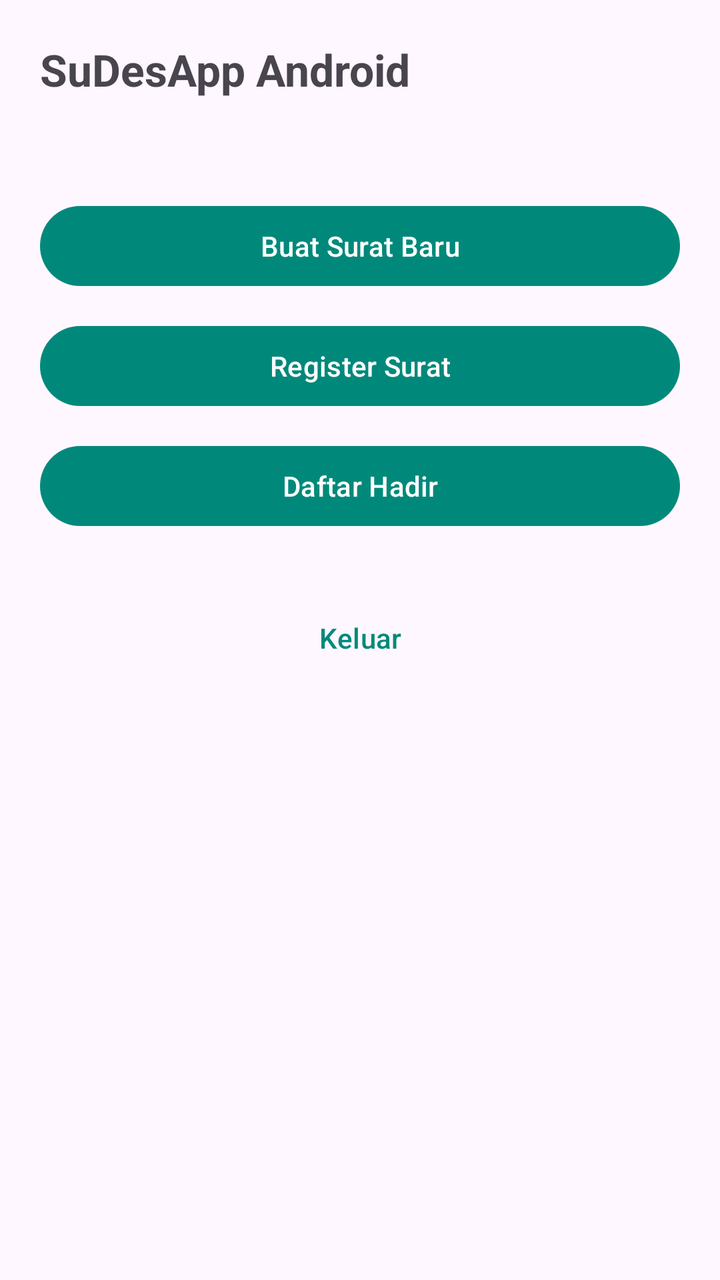
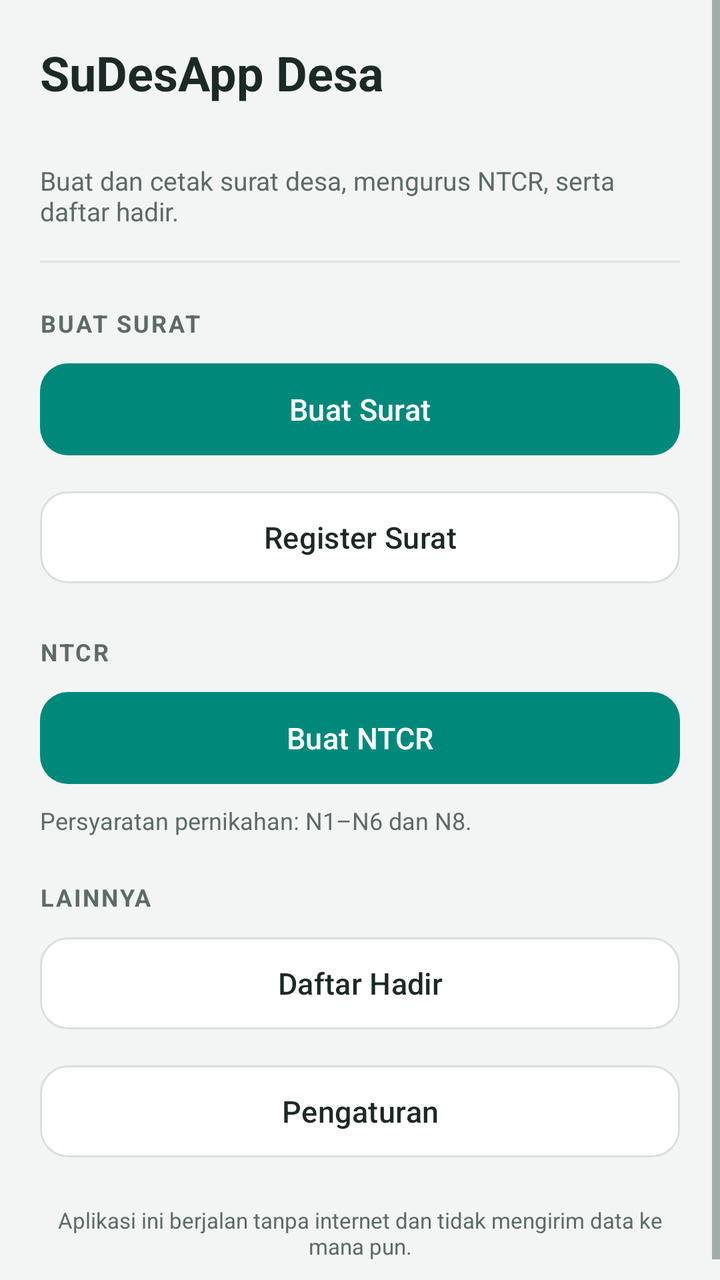

Screens rendered from an Android XML layout before and after an edit, with the pre-edit source and the edit as a unified diff.
<!-- AndroidManifest.xml: application theme Theme.SuDesAndroid -->
<!-- res/layout/activity_main.xml -->
<?xml version="1.0" encoding="utf-8"?>
<LinearLayout xmlns:android="http://schemas.android.com/apk/res/android"
    android:layout_width="match_parent"
    android:layout_height="match_parent"
    android:orientation="vertical"
    android:padding="20dp">

    <TextView
        android:layout_width="wrap_content"
        android:layout_height="wrap_content"
        android:text="@string/app_name"
        android:textSize="22sp"
        android:textStyle="bold" />

    <TextView
        android:id="@+id/status_text"
        android:layout_width="wrap_content"
        android:layout_height="wrap_content"
        android:layout_marginTop="4dp"
        android:textSize="13sp" />

    <Button
        android:id="@+id/btn_buat_surat"
        android:layout_width="match_parent"
        android:layout_height="wrap_content"
        android:layout_marginTop="28dp"
        android:text="@string/menu_buat_surat" />

    <Button
        android:id="@+id/btn_register_surat"
        android:layout_width="match_parent"
        android:layout_height="wrap_content"
        android:layout_marginTop="12dp"
        android:text="@string/menu_register_surat" />

    <Button
        android:id="@+id/btn_daftar_hadir"
        android:layout_width="match_parent"
        android:layout_height="wrap_content"
        android:layout_marginTop="12dp"
        android:text="@string/menu_daftar_hadir" />

    <Button
        android:id="@+id/btn_keluar"
        android:layout_width="match_parent"
        android:layout_height="wrap_content"
        android:layout_marginTop="28dp"
        style="?attr/borderlessButtonStyle"
        android:text="@string/keluar" />

</LinearLayout>
<!-- resources referenced by this layout -->
<resources>
  <string name="app_name">SuDesApp Android</string>
  <string name="keluar">Keluar</string>
  <string name="menu_buat_surat">Buat Surat Baru</string>
  <string name="menu_daftar_hadir">Daftar Hadir</string>
  <string name="menu_register_surat">Register Surat</string>
  <style name="Theme.SuDesAndroid" parent="Theme.Material3.DayNight.NoActionBar">
          <item name="colorPrimary">#00897B</item>
          <item name="colorOnPrimary">#FFFFFF</item>
      </style>
</resources>

<!-- the commit's change to res/layout/activity_main.xml (unified diff, before → after) -->
@@ -1,51 +1,105 @@
 <?xml version="1.0" encoding="utf-8"?>
-<LinearLayout xmlns:android="http://schemas.android.com/apk/res/android"
+<ScrollView xmlns:android="http://schemas.android.com/apk/res/android"
     android:layout_width="match_parent"
     android:layout_height="match_parent"
-    android:orientation="vertical"
-    android:padding="20dp">
+    android:background="@color/page"
+    android:fillViewport="true">
 
-    <TextView
-        android:layout_width="wrap_content"
-        android:layout_height="wrap_content"
-        android:text="@string/app_name"
-        android:textSize="22sp"
-        android:textStyle="bold" />
-
-    <TextView
-        android:id="@+id/status_text"
-        android:layout_width="wrap_content"
-        android:layout_height="wrap_content"
-        android:layout_marginTop="4dp"
-        android:textSize="13sp" />
-
-    <Button
-        android:id="@+id/btn_buat_surat"
+    <LinearLayout
         android:layout_width="match_parent"
         android:layout_height="wrap_content"
-        android:layout_marginTop="28dp"
-        android:text="@string/menu_buat_surat" />
+        android:orientation="vertical"
+        android:padding="20dp">
 
-    <Button
-        android:id="@+id/btn_register_surat"
-        android:layout_width="match_parent"
-        android:layout_height="wrap_content"
-        android:layout_marginTop="12dp"
-        android:text="@string/menu_register_surat" />
+        
+        <TextView
+            android:layout_width="match_parent"
+            android:layout_height="wrap_content"
+            android:text="@string/app_name"
+            android:textColor="@color/teks"
+            android:textSize="24sp"
+            android:textStyle="bold" />
 
-    <Button
-        android:id="@+id/btn_daftar_hadir"
-        android:layout_width="match_parent"
-        android:layout_height="wrap_content"
-        android:layout_marginTop="12dp"
-        android:text="@string/menu_daftar_hadir" />
+        <TextView
+            android:id="@+id/nama_desa"
+            android:layout_width="match_parent"
+            android:layout_height="wrap_content"
+            android:layout_marginTop="2dp"
+            android:textColor="@color/teks_redup"
+            android:textSize="14sp" />
 
-    <Button
-        android:id="@+id/btn_keluar"
-        android:layout_width="match_parent"
-        android:layout_height="wrap_content"
-        android:layout_marginTop="28dp"
-        style="?attr/borderlessButtonStyle"
-        android:text="@string/keluar" />
+        <TextView
+            android:layout_width="match_parent"
+            android:layout_height="wrap_content"
+            android:layout_marginTop="8dp"
+            android:text="@string/kerangka_menu"
+            android:textColor="@color/teks_redup"
+            android:textSize="13sp" />
 
-</LinearLayout>
+        <View
+            android:layout_width="match_parent"
+            android:layout_height="1dp"
+            android:layout_marginTop="16dp"
+            android:background="@color/garis" />
+
+        
+        <TextView
+            style="@style/MenuJudulGrup"
+            android:text="@string/grup_buat_surat" />
+
+        <Button
+            android:id="@+id/btn_buat_surat"
+            style="@style/MenuTombolUtama"
+            android:text="@string/menu_buat_surat" />
+
+        <Button
+            android:id="@+id/btn_register_surat"
+            style="@style/MenuTombol"
+            android:layout_marginTop="10dp"
+            android:text="@string/menu_register_surat" />
+
+        
+        <TextView
+            style="@style/MenuJudulGrup"
+            android:text="@string/grup_ntcr" />
+
+        <Button
+            android:id="@+id/btn_buat_ntcr"
+            style="@style/MenuTombolUtama"
+            android:text="@string/menu_buat_ntcr" />
+
+        <TextView
+            android:layout_width="match_parent"
+            android:layout_height="wrap_content"
+            android:layout_marginTop="6dp"
+            android:text="@string/keterangan_ntcr"
+            android:textColor="@color/teks_redup"
+            android:textSize="12sp" />
+
+        
+        <TextView
+            style="@style/MenuJudulGrup"
+            android:text="@string/grup_lainnya" />
+
+        <Button
+            android:id="@+id/btn_daftar_hadir"
+            style="@style/MenuTombol"
+            android:text="@string/menu_daftar_hadir" />
+
+        <Button
+            android:id="@+id/btn_pengaturan"
+            style="@style/MenuTombol"
+            android:layout_marginTop="10dp"
+            android:text="@string/menu_pengaturan" />
+
+        <TextView
+            android:layout_width="match_parent"
+            android:layout_height="wrap_content"
+            android:layout_marginTop="20dp"
+            android:gravity="center"
+            android:text="@string/catatan_privasi"
+            android:textColor="@color/teks_redup"
+            android:textSize="11sp" />
+
+    </LinearLayout>
+</ScrollView>
<!-- resource entries referenced after the edit -->
@@ -1,13 +1,61 @@
 <!-- resources referenced by this layout -->
 <resources>
-  <string name="app_name">SuDesApp Android</string>
-  <string name="keluar">Keluar</string>
-  <string name="menu_buat_surat">Buat Surat Baru</string>
+  <color name="garis">#D8E0DD</color>
+  <color name="page">#F2F5F4</color>
+  <color name="teks">#1B2A26</color>
+  <color name="teks_redup">#5C6B66</color>
+  <string name="app_name">SuDesApp Desa</string>
+  <string name="catatan_privasi">Aplikasi ini berjalan tanpa internet dan tidak mengirim data ke mana pun.</string>
+  <string name="grup_buat_surat">BUAT SURAT</string>
+  <string name="grup_lainnya">LAINNYA</string>
+  <string name="grup_ntcr">NTCR</string>
+  <string name="kerangka_menu">Buat dan cetak surat desa, mengurus NTCR, serta daftar hadir.</string>
+  <string name="keterangan_ntcr">Persyaratan pernikahan: N1–N6 dan N8.</string>
+  <string name="menu_buat_ntcr">Buat NTCR</string>
+  <string name="menu_buat_surat">Buat Surat</string>
   <string name="menu_daftar_hadir">Daftar Hadir</string>
+  <string name="menu_pengaturan">Pengaturan</string>
   <string name="menu_register_surat">Register Surat</string>
+  <style name="MenuJudulGrup">
+          <item name="android:layout_width">match_parent</item>
+          <item name="android:layout_height">wrap_content</item>
+          <item name="android:textSize">12sp</item>
+          <item name="android:textStyle">bold</item>
+          <item name="android:textColor">@color/teks_redup</item>
+          <item name="android:letterSpacing">0.08</item>
+          <item name="android:layout_marginTop">22dp</item>
+          <item name="android:layout_marginBottom">8dp</item>
+      </style>
+  <style name="MenuTombol" parent="Widget.Material3.Button">
+          <item name="android:layout_width">match_parent</item>
+          <item name="android:layout_height">54dp</item>
+          <item name="android:textSize">15sp</item>
+          <item name="android:textAllCaps">false</item>
+          <item name="android:gravity">center</item>
+          <item name="backgroundTint">@color/surface</item>
+          <item name="android:textColor">@color/teks</item>
+          <item name="strokeColor">@color/garis</item>
+          <item name="strokeWidth">1dp</item>
+          <item name="cornerRadius">14dp</item>
+          <item name="elevation">0dp</item>
+      </style>
+  <style name="MenuTombolUtama" parent="MenuTombol">
+          <item name="backgroundTint">@color/accent</item>
+          <item name="android:textColor">#FFFFFF</item>
+          <item name="strokeWidth">0dp</item>
+      </style>
   <style name="Theme.SuDesAndroid" parent="Theme.Material3.DayNight.NoActionBar">
-          <item name="colorPrimary">#00897B</item>
+          <item name="colorPrimary">@color/accent</item>
           <item name="colorOnPrimary">#FFFFFF</item>
+          <item name="colorSecondary">@color/accent_dark</item>
+          <item name="android:colorBackground">@color/page</item>
+          <item name="colorSurface">@color/surface</item>
+          <item name="android:textColor">@color/teks</item>
+          <item name="android:textColorPrimary">@color/teks</item>
+          <item name="android:textColorSecondary">@color/teks_redup</item>
       </style>
+  <color name="surface">#FFFFFF</color>
+  <color name="accent">#00897B</color>
+  <color name="accent_dark">#00695C</color>
 </resources>
 
